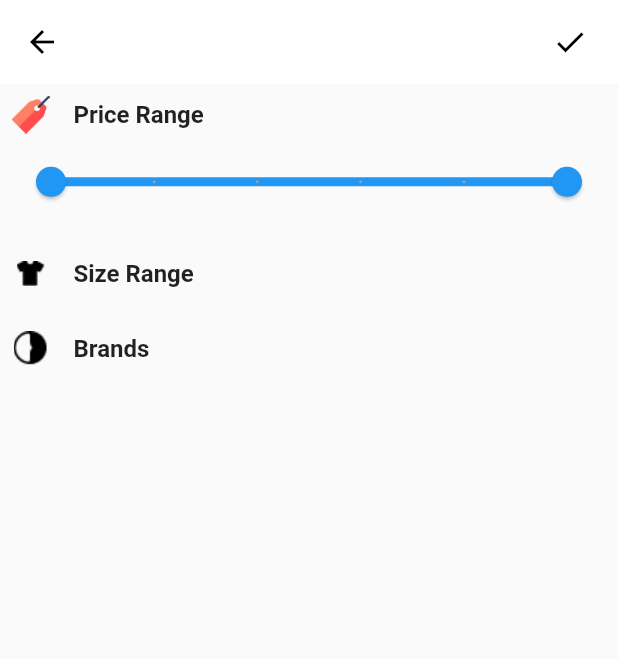
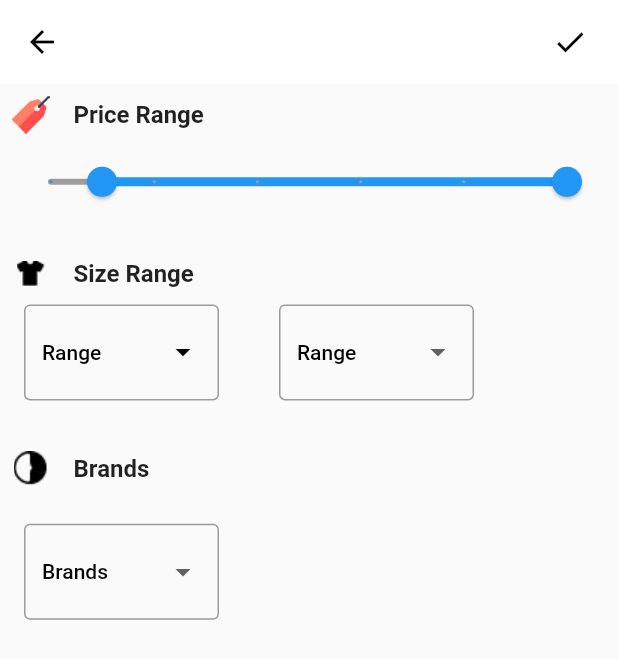
Before and after one commit to akshitachi/Better-e-commerce-app, a Flutter app: the PriceRange screen opened by its route, on a phone screen of 412 x 824 dp. Shown: the top 659 px of the screen. Run offline on Flutter 3.47's test engine with Material 2 defaults, Android fonts, the phone set to English and light mode, and no system bars; our stand-ins replace bottom_navy_bar, cloud_firestore, device_preview, firebase_auth; accounts and stored records are empty.

Commit message:
update price-screen

```diff
--- a/lib/screens/price_range.dart
+++ b/lib/screens/price_range.dart
@@ -8,9 +8,12 @@ class PriceRange extends StatefulWidget {
 }
 
 class _PriceRangeState extends State<PriceRange> {
-  RangeLabels labels = RangeLabels('100', '1000');
+  RangeLabels labels = RangeLabels('10', "101");
   final String routeName = '/price-range';
-  RangeValues values = RangeValues(1, 100);
+  String _chosenValue;
+  String _chosenValue1;
+  String _chosenValue2;
+  RangeValues values = RangeValues(10, 101);
   @override
   Widget build(BuildContext context) {
     return Scaffold(
@@ -63,12 +66,11 @@ class _PriceRangeState extends State<PriceRange> {
                 divisions: 5,
                 activeColor: Colors.blue,
                 inactiveColor: Colors.grey,
-                min: 1,
-                max: 100,
+                min: 0,
+                max: 101,
                 values: values,
                 labels: labels,
                 onChanged: (value) {
-                  print("START: ${value.start}, End: ${value.end}");
                   setState(() {
                     values = value;
                     labels = RangeLabels("${value.start.toInt().toString()}\$",
@@ -95,6 +97,96 @@ class _PriceRangeState extends State<PriceRange> {
                 ),
               ],
             ),
+            Padding(
+              padding: EdgeInsets.all(8.0),
+              child: Row(
+                children: [
+                  SizedBox(
+                    width: 130,
+                    child: DropdownButtonFormField<String>(
+                      focusColor: Colors.white,
+                      itemHeight: 50,
+                      decoration: InputDecoration(
+                        border: OutlineInputBorder(),
+                      ),
+                      value: _chosenValue,
+                      //elevation: 5,
+                      style: TextStyle(color: Colors.white),
+                      iconEnabledColor: Colors.black,
+                      items: <String>[
+                        'Extra Small',
+                        'Small',
+                        'Medium',
+                        'Large',
+                      ].map<DropdownMenuItem<String>>((String value) {
+                        return DropdownMenuItem<String>(
+                          value: value,
+                          child: Text(
+                            value,
+                            style: TextStyle(color: Colors.black),
+                          ),
+                        );
+                      }).toList(),
+                      hint: Text(
+                        "Range",
+                        style: TextStyle(
+                            color: Colors.black,
+                            fontSize: 14,
+                            fontWeight: FontWeight.w500),
+                      ),
+                      onChanged: (String value1) {
+                        setState(() {
+                          _chosenValue = value1;
+                        });
+                      },
+                    ),
+                  ),
+                  SizedBox(
+                    width: 40,
+                  ),
+                  SizedBox(
+                    width: 130,
+                    child: DropdownButtonFormField<String>(
+                      focusColor: Colors.blue,
+                      itemHeight: 50,
+                      decoration: InputDecoration(
+                        border: OutlineInputBorder(
+                          borderSide: BorderSide(
+                            color: Colors.blue,
+                          ),
+                        ),
+                      ),
+                      value: _chosenValue1,
+                      items: <String>[
+                        'Medium',
+                        'Large',
+                        'Extra Large',
+                      ].map<DropdownMenuItem<String>>((String value) {
+                        return DropdownMenuItem<String>(
+                          value: value,
+                          child: Text(
+                            value,
+                            style: TextStyle(color: Colors.black),
+                          ),
+                        );
+                      }).toList(),
+                      hint: Text(
+                        "Range",
+                        style: TextStyle(
+                            color: Colors.black,
+                            fontSize: 14,
+                            fontWeight: FontWeight.w500),
+                      ),
+                      onChanged: (String value) {
+                        setState(() {
+                          _chosenValue1 = value;
+                        });
+                      },
+                    ),
+                  ),
+                ],
+              ),
+            ),
             SizedBox(
               height: MediaQuery.of(context).size.height * 0.03,
             ),
@@ -115,6 +207,58 @@ class _PriceRangeState extends State<PriceRange> {
                 ),
               ],
             ),
+            SizedBox(
+              height: MediaQuery.of(context).size.height * 0.02,
+            ),
+            Row(
+              mainAxisAlignment: MainAxisAlignment.start,
+              children: [
+                Padding(
+                  padding: EdgeInsets.all(8.0),
+                  child: SizedBox(
+                    width: 130,
+                    child: DropdownButtonFormField<String>(
+                      focusColor: Colors.blue,
+                      itemHeight: 50,
+                      decoration: InputDecoration(
+                        border: OutlineInputBorder(
+                          borderSide: BorderSide(
+                            color: Colors.blue,
+                          ),
+                        ),
+                      ),
+                      value: _chosenValue2,
+                      items: <String>[
+                        'Zara',
+                        'Skechers',
+                        'Puma',
+                        'Nike',
+                      ].map<DropdownMenuItem<String>>((String value) {
+                        return DropdownMenuItem<String>(
+                          value: value,
+                          child: Text(
+                            value,
+                            style: TextStyle(color: Colors.black),
+                          ),
+                        );
+                      }).toList(),
+                      hint: Text(
+                        "Brands",
+                        style: TextStyle(
+                            color: Colors.black,
+                            fontSize: 14,
+                            fontWeight: FontWeight.w500),
+                      ),
+                      onChanged: (String value) {
+                        setState(() {
+                          _chosenValue2 = value;
+                        });
+                      },
+                    ),
+                  ),
+                ),
+              ],
+            ),
           ],
         ),
       ),
```
